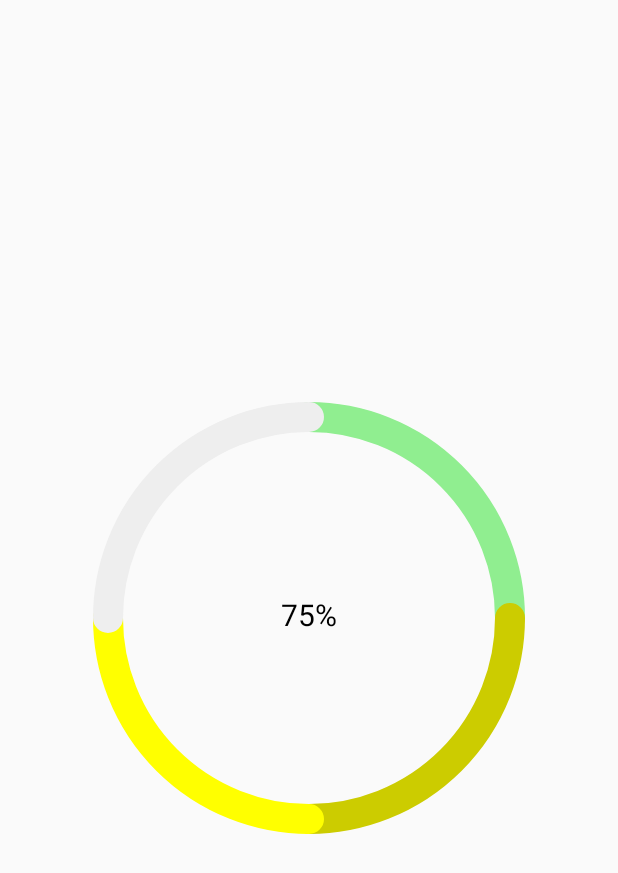
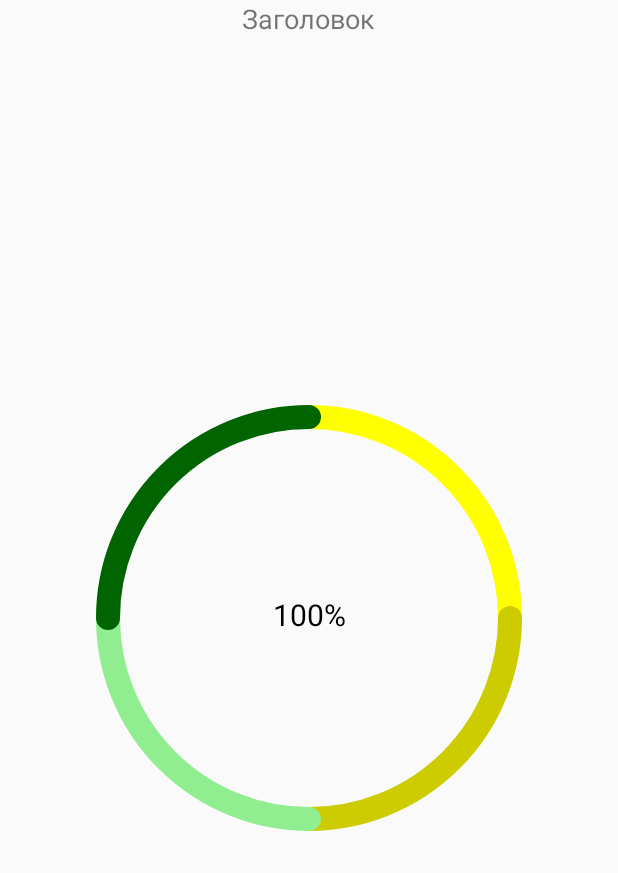
Before and after one commit to SergeiKhriapov/StatsView, an Android app: the screen it shows after launch (MainActivity), on a phone screen of 412 x 824 dp. Shown: the top 873 px of the screen. Run offline under Robolectric (Android 15) with nearby library versions, the phone set to English and light mode, and no system bars.

Commit message:
Add Animations part 1

```diff
--- a/app/src/main/java/ru/netology/startsview/MainActivity.kt
+++ b/app/src/main/java/ru/netology/startsview/MainActivity.kt
@@ -1,17 +1,66 @@
 package ru.netology.startsview
 
+import android.animation.ValueAnimator
 import android.os.Bundle
+import android.view.animation.Animation
+import android.view.animation.AnimationUtils
+import android.view.animation.LinearInterpolator
+import android.widget.TextView
 import androidx.activity.ComponentActivity
+import org.w3c.dom.Text
 import ru.netology.startsview.ui.theme.StatsView
 
 class MainActivity : ComponentActivity() {
     override fun onCreate(savedInstanceState: Bundle?) {
         super.onCreate(savedInstanceState)
+
         setContentView(R.layout.activity_main)
-        findViewById<StatsView>(R.id.statsView).data = listOf(
-            500F,
-            500f,
-            500F
+        val view = findViewById<StatsView>(R.id.statsView)
+        view.data = listOf(
+            1F,
+            1F,
+            1F,
+            1F
         )
+
+        /*val textView = findViewById<TextView>(R.id.label)
+
+
+        view.animate()
+            .rotation(720F)
+            .setInterpolator(LinearInterpolator())
+            .setStartDelay(1000)
+            .setDuration(1000)
+            .start()*/
+
+        val animator = ValueAnimator.ofFloat(0f, 360f)
+        animator.duration = 5000 // 2 секунды
+        animator.interpolator = LinearInterpolator()
+        animator.addUpdateListener { animation ->
+            view.progress = animation.animatedValue as Float
+        }
+        animator.start()
+
+
+
+        /*   view.startAnimation(
+               AnimationUtils.loadAnimation(this, R.anim.animation).apply {
+                   setAnimationListener(object : Animation.AnimationListener {
+                       override fun onAnimationEnd(p0: Animation?) {
+                           textView.text = "onAnimationEnd"
+                       }
+
+                       override fun onAnimationRepeat(p0: Animation?) {
+                           textView.text = "onAnimationRepeat"
+                       }
+
+                       override fun onAnimationStart(p0: Animation?) {
+                           textView.text = "onAnimationStart"
+                       }
+
+                   })
+               }
+           )*/
+
     }
 }
--- a/app/src/main/java/ru/netology/startsview/ui/theme/StatsView.kt
+++ b/app/src/main/java/ru/netology/startsview/ui/theme/StatsView.kt
@@ -21,37 +21,50 @@ class StatsView @JvmOverloads constructor(
 ) : View(context, attributeSet, defStyleAttr, defStyleRes) {
 
     private var textSize = AndroidUtils.dp(context, 20).toFloat()
-    private var radius = 0F
+    private var lineWidth = AndroidUtils.dp(context, 20)
+    private var colors = emptyList<Int>()
+    private var unfilledColor = 0xFFEEEEEE.toInt()
+    private var radius = 0f
     private var center = PointF()
     private var oval = RectF()
-    private var lineWidth = AndroidUtils.dp(context, 20)
-    private var colors = emptyList<Int>()
-    private var unfilledColor = 0xFFEEEEEE.toInt() // супер светло-серый
 
     private val paint = Paint(Paint.ANTI_ALIAS_FLAG).apply {
-        strokeWidth = lineWidth.toFloat()
         style = Paint.Style.STROKE
         strokeJoin = Paint.Join.ROUND
         strokeCap = Paint.Cap.ROUND
     }
 
     private val textPaint = Paint(Paint.ANTI_ALIAS_FLAG).apply {
-        textSize = this@StatsView.textSize
         style = Paint.Style.FILL
         textAlign = Paint.Align.CENTER
     }
+
+    var progress: Float = 0f // 0..360
+        set(value) {
+            field = value
+            invalidate()
+        }
+
+    private var fillType: FillType = FillType.PARALLEL
 
     init {
         context.withStyledAttributes(attributeSet, R.styleable.StatsView) {
             textSize = getDimension(R.styleable.StatsView_textSize, textSize)
             lineWidth = getDimension(R.styleable.StatsView_lineWidth, lineWidth.toFloat()).toInt()
+            textPaint.textSize = textSize
+            paint.strokeWidth = lineWidth.toFloat()
+
             colors = listOf(
                 getColor(R.styleable.StatsView_color1, generateRandomColor()),
                 getColor(R.styleable.StatsView_color2, generateRandomColor()),
                 getColor(R.styleable.StatsView_color3, generateRandomColor()),
                 getColor(R.styleable.StatsView_color4, generateRandomColor())
             )
+
             unfilledColor = getColor(R.styleable.StatsView_unfilledColor, unfilledColor)
+
+            val type = getInt(R.styleable.StatsView_fillType, 0)
+            fillType = if (type == 0) FillType.PARALLEL else FillType.SEQUENTIAL
         }
     }
 
@@ -62,8 +75,8 @@ class StatsView @JvmOverloads constructor(
         }
 
     override fun onSizeChanged(w: Int, h: Int, oldw: Int, oldh: Int) {
-        radius = min(w, h) / 2F - lineWidth
-        center = PointF(w / 2F, h / 2F)
+        radius = min(w, h) / 2f - lineWidth
+        center = PointF(w / 2f, h / 2f)
         oval = RectF(
             center.x - radius,
             center.y - radius,
@@ -75,31 +88,54 @@ class StatsView @JvmOverloads constructor(
     override fun onDraw(canvas: Canvas) {
         if (data.isEmpty()) return
 
-        val totalParts = 4f
-        val filledParts = data.size.toFloat()
-        val anglePerPart = 360f / totalParts
-        val filledAngle = anglePerPart * filledParts
-        var startAngle = -90f
-
-        for (i in data.indices.reversed()) {
-            paint.color = colors.getOrElse(i) { generateRandomColor() }
-            canvas.drawArc(oval, startAngle, anglePerPart, false, paint)
-            startAngle += anglePerPart
+        when (fillType) {
+            FillType.PARALLEL -> drawParallel(canvas)
+            FillType.SEQUENTIAL -> drawSequential(canvas)
         }
 
-        if (filledAngle < 360f) {
-            paint.color = unfilledColor
-            canvas.drawArc(oval, startAngle, 360f - filledAngle, false, paint)
-        }
-
+        // Текст в центре
         canvas.drawText(
-            "%.0f%%".format(filledAngle / 360f * 100),
+            "%.0f%%".format(progress / 360f * 100),
             center.x,
             center.y + textPaint.textSize / 4,
             textPaint
         )
     }
 
+    private fun drawParallel(canvas: Canvas) {
+        val totalParts = data.size
+        val anglePerPart = 360f / totalParts
 
-    private fun generateRandomColor() = Random.nextInt(0xFF000000.toInt(), 0xFFFFFFFF.toInt())
+        for (i in data.indices) {
+            paint.color = colors.getOrElse(i) { generateRandomColor() }
+            val sweepAngle = anglePerPart * data[i] * (progress / 360f)
+            val startAngle = -90f + i * anglePerPart
+            if (sweepAngle > 0f) {
+                canvas.drawArc(oval, startAngle, sweepAngle, false, paint)
+            }
+        }
+    }
+
+    private fun drawSequential(canvas: Canvas) {
+        var startAngle = -90f
+        val anglePerPart = 360f / data.size
+        var remainingProgress = progress
+
+        for (i in data.indices) {
+            paint.color = colors.getOrElse(i) { generateRandomColor() }
+            val sweepAngle = min(anglePerPart * data[i], remainingProgress)
+            if (sweepAngle > 0f) {
+                canvas.drawArc(oval, startAngle, sweepAngle, false, paint)
+            }
+
+            startAngle += anglePerPart
+            remainingProgress -= sweepAngle
+            if (remainingProgress <= 0f) break
+        }
+    }
+
+    enum class FillType { PARALLEL, SEQUENTIAL }
+
+    private fun generateRandomColor(): Int =
+        Random.nextInt(0xFF000000.toInt(), 0xFFFFFFFF.toInt())
 }
--- /dev/null
+++ b/app/src/main/res/anim/animation.xml
@@ -0,0 +1,23 @@
+<?xml version="1.0" encoding="utf-8"?>
+<set xmlns:android="http://schemas.android.com/apk/res/android">
+    <scale
+        android:duration="600"
+        android:fromXScale="1.0"
+        android:fromYScale="1.0"
+        android:interpolator="@android:anim/linear_interpolator"
+        android:repeatCount="3"
+        android:repeatMode="reverse"
+        android:toXScale="1.25"
+        android:toYScale="1.25" />
+
+    <rotate
+        android:duration="600"
+        android:fromDegrees="0"
+        android:pivotX="50%"
+        android:pivotY="50%"
+        android:repeatCount="1"
+        android:repeatMode="reverse"
+        android:startOffset="300"
+        android:toDegrees="360" />
+
+</set>
--- a/app/src/main/res/layout/activity_main.xml
+++ b/app/src/main/res/layout/activity_main.xml
@@ -1,25 +1,32 @@
 <?xml version="1.0" encoding="utf-8"?>
-<androidx.constraintlayout.widget.ConstraintLayout xmlns:android="http://schemas.android.com/apk/res/android"
+<FrameLayout xmlns:android="http://schemas.android.com/apk/res/android"
     xmlns:app="http://schemas.android.com/apk/res-auto"
     xmlns:tools="http://schemas.android.com/tools"
     android:layout_width="match_parent"
     android:layout_height="match_parent"
     tools:context=".MainActivity">
 
+    <TextView
+        android:id="@+id/label"
+        android:layout_width="wrap_content"
+        android:layout_height="wrap_content"
+        android:layout_gravity="top|center_horizontal"
+        android:text="Заголовок"
+        android:textSize="18sp" />
+
     <ru.netology.startsview.ui.theme.StatsView
         android:id="@+id/statsView"
         android:layout_width="300dp"
         android:layout_height="300dp"
-        android:textSize="24sp"
+        android:layout_gravity="center"
+        app:color1="#FFFF00"
         app:color2="#CCCC00"
-        app:color1="#FFFF00"
         app:color3="#90EE90"
         app:color4="#006400"
-        app:layout_constraintBottom_toBottomOf="parent"
-        app:layout_constraintLeft_toLeftOf="parent"
-        app:layout_constraintRight_toRightOf="parent"
-        app:layout_constraintTop_toTopOf="parent"
         app:lineWidth="16dp"
-        app:textSize="20sp" />
+        app:textSize="20sp"
 
-</androidx.constraintlayout.widget.ConstraintLayout>
+        app:fillType="sequential"
+        />
+
+</FrameLayout>
--- a/app/src/main/res/values/attrs.xml
+++ b/app/src/main/res/values/attrs.xml
@@ -1,4 +1,3 @@
-<?xml version="1.0" encoding="utf-8"?>
 <resources>
     <declare-styleable name="StatsView">
         <attr name="textSize" format="dimension|reference" />
@@ -7,8 +6,11 @@
         <attr name="color2" format="color|reference" />
         <attr name="color3" format="color|reference" />
         <attr name="color4" format="color|reference" />
-        <attr name="unfilledColor" format="color"/>
+        <attr name="unfilledColor" format="color" />
 
+        <attr name="fillType" format="enum">
+            <enum name="parallel" value="0" />
+            <enum name="sequential" value="1" />
+        </attr>
     </declare-styleable>
-
 </resources>
--- a/gradle/libs.versions.toml
+++ b/gradle/libs.versions.toml
@@ -1,5 +1,5 @@
 [versions]
-agp = "8.12.2"
+agp = "8.13.0"
 kotlin = "2.0.21"
 coreKtx = "1.17.0"
 junit = "4.13.2"
```
